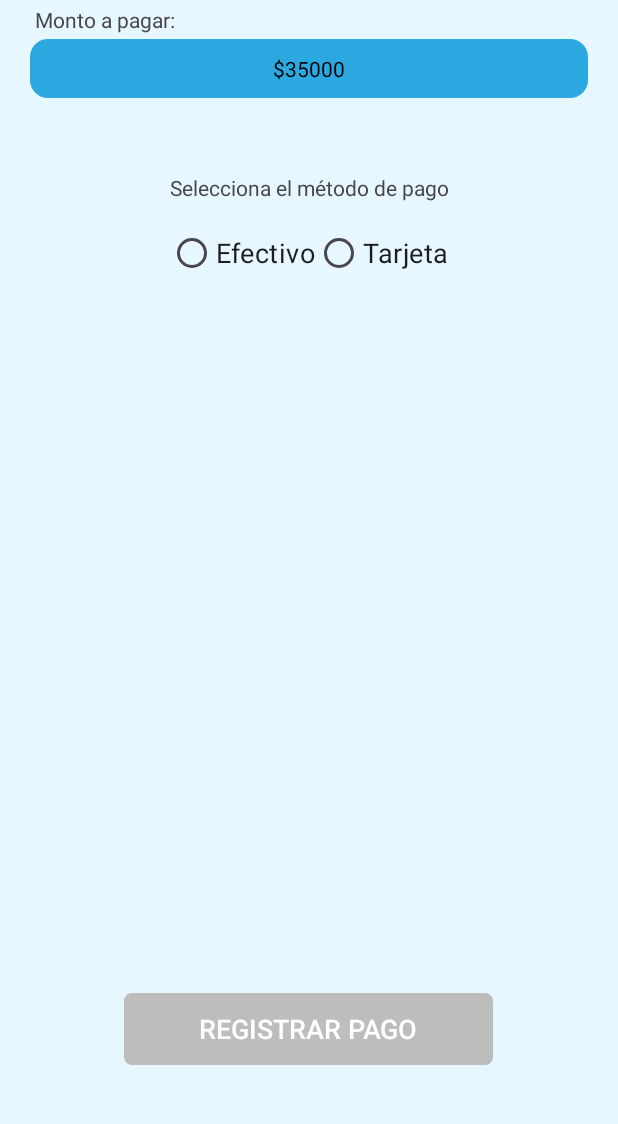
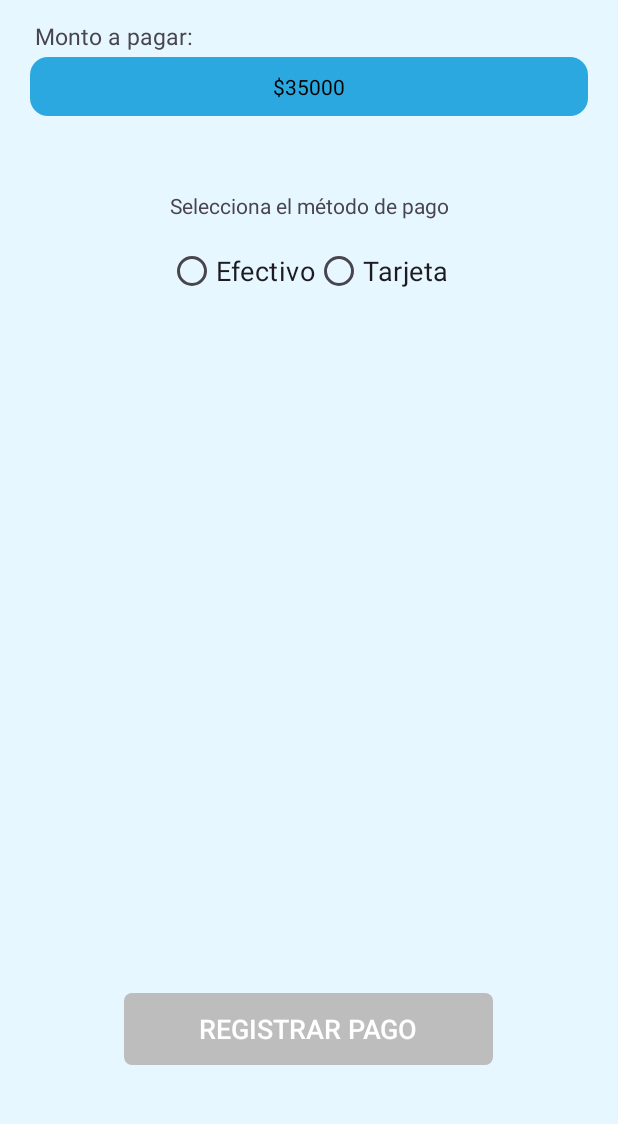
Before and after one commit to vlmnst/clubDeportivo, an Android app built with Jetpack Compose: the CobroCuotaSocio screen opened directly, with no data from a screen before it, on a phone screen of 412 x 824 dp, the part 96-1220 px from its top. Run offline under Robolectric (Android 15) with nearby library versions, the phone set to English and light mode, and no system bars.

Commit message:
agregue un poco d margintop del monto a pagar

```diff
--- a/app/src/main/res/layout/activity_cobro_cuota_socio.xml
+++ b/app/src/main/res/layout/activity_cobro_cuota_socio.xml
@@ -37,9 +37,10 @@
                    android:id="@+id/textMontoLabel"
                    android:layout_width="match_parent"
                    android:layout_height="wrap_content"
-
-                   android:text="Monto a pagar:"
+                   android:text= "Monto a pagar:"
                    android:padding="3dp"
+                   android:textSize="15sp"
+                   android:layout_marginTop="10dp"
                    android:layout_marginHorizontal="20dp" />
 
 
```
